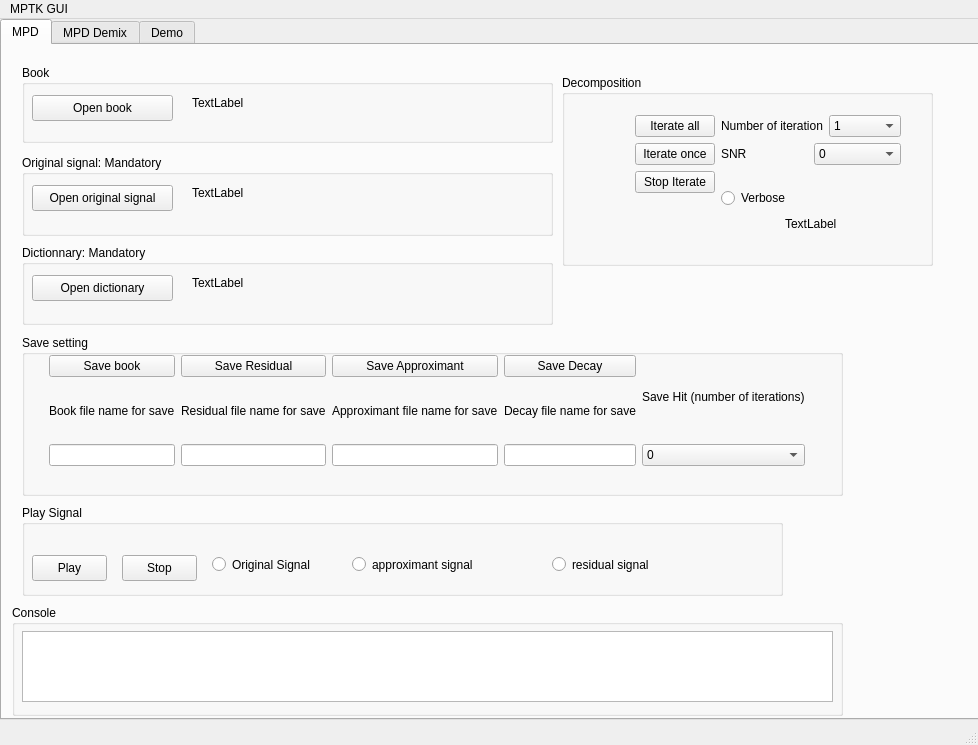
This is src/gui/Qt/presentation/MPTK_GUI_APP.ui in ltfat/fastmpwithmultigabor as Qt 5 draws it before an edit. The edited form follows.
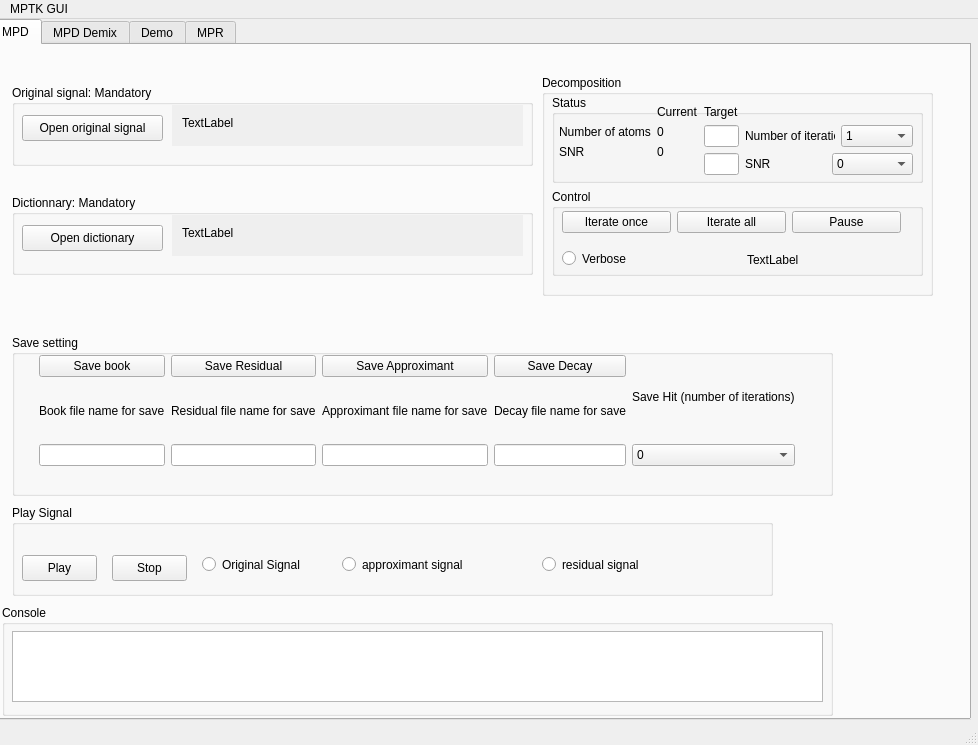
This is the edited form. Icons and pictures are not drawn.

The edit to the form file:
```diff
--- a/src/gui/Qt/presentation/MPTK_GUI_APP.ui
+++ b/src/gui/Qt/presentation/MPTK_GUI_APP.ui
@@ -17,7 +17,7 @@
    <widget class="QWidget" name="verticalLayout" >
     <property name="geometry" >
      <rect>
-      <x>0</x>
+      <x>-10</x>
       <y>0</y>
       <width>981</width>
       <height>701</height>
@@ -37,8 +37,8 @@
          <property name="geometry" >
           <rect>
            <x>20</x>
-           <y>110</y>
-           <width>531</width>
+           <y>40</y>
+           <width>521</width>
            <height>81</height>
           </rect>
          </property>
@@ -78,19 +78,19 @@
               <rect>
                <x>160</x>
                <y>20</y>
-               <width>361</width>
+               <width>351</width>
                <height>41</height>
               </rect>
              </property>
              <property name="autoFillBackground" >
-              <bool>false</bool>
+              <bool>true</bool>
              </property>
              <widget class="QLabel" name="labelOriginalSignal" >
               <property name="geometry" >
                <rect>
                 <x>10</x>
                 <y>10</y>
-                <width>351</width>
+                <width>341</width>
                 <height>16</height>
                </rect>
               </property>
@@ -107,8 +107,8 @@
          <property name="geometry" >
           <rect>
            <x>20</x>
-           <y>200</y>
-           <width>531</width>
+           <y>150</y>
+           <width>521</width>
            <height>80</height>
           </rect>
          </property>
@@ -148,19 +148,19 @@
               <rect>
                <x>160</x>
                <y>20</y>
-               <width>361</width>
+               <width>351</width>
                <height>41</height>
               </rect>
              </property>
              <property name="autoFillBackground" >
-              <bool>false</bool>
+              <bool>true</bool>
              </property>
              <widget class="QLabel" name="labelDict" >
               <property name="geometry" >
                <rect>
                 <x>10</x>
                 <y>10</y>
-                <width>351</width>
+                <width>331</width>
                 <height>16</height>
                </rect>
               </property>
@@ -173,77 +173,13 @@
           </item>
          </layout>
         </widget>
-        <widget class="QGroupBox" name="groupBox_4" >
-         <property name="geometry" >
-          <rect>
-           <x>20</x>
-           <y>20</y>
-           <width>531</width>
-           <height>78</height>
-          </rect>
-         </property>
-         <property name="title" >
-          <string>Book</string>
-         </property>
-         <widget class="QPushButton" name="btnOpenbook" >
-          <property name="geometry" >
-           <rect>
-            <x>10</x>
-            <y>30</y>
-            <width>141</width>
-            <height>26</height>
-           </rect>
-          </property>
-          <property name="toolTip" >
-           <string>open</string>
-          </property>
-          <property name="text" >
-           <string>Open book</string>
-          </property>
-          <property name="icon" >
-           <iconset resource="mptkgui.qrc" >:/resouces/open.xpm</iconset>
-          </property>
-          <property name="checkable" >
-           <bool>false</bool>
-          </property>
-          <property name="flat" >
-           <bool>false</bool>
-          </property>
-         </widget>
-         <widget class="QWidget" native="1" name="widget_3" >
-          <property name="geometry" >
-           <rect>
-            <x>160</x>
-            <y>20</y>
-            <width>361</width>
-            <height>41</height>
-           </rect>
-          </property>
-          <property name="autoFillBackground" >
-           <bool>false</bool>
-          </property>
-          <widget class="QLabel" name="labelBook" >
-           <property name="geometry" >
-            <rect>
-             <x>10</x>
-             <y>10</y>
-             <width>341</width>
-             <height>16</height>
-            </rect>
-           </property>
-           <property name="text" >
-            <string>TextLabel</string>
-           </property>
-          </widget>
-         </widget>
-        </widget>
         <widget class="QWidget" name="verticalLayout_5" >
          <property name="geometry" >
           <rect>
-           <x>560</x>
+           <x>550</x>
            <y>30</y>
-           <width>371</width>
-           <height>191</height>
+           <width>391</width>
+           <height>221</height>
           </rect>
          </property>
          <layout class="QVBoxLayout" >
@@ -255,10 +191,27 @@
             <widget class="QWidget" name="horizontalLayout_2" >
              <property name="geometry" >
               <rect>
-               <x>30</x>
-               <y>40</y>
-               <width>351</width>
-               <height>119</height>
+               <x>10</x>
+               <y>20</y>
+               <width>371</width>
+               <height>181</height>
+              </rect>
+             </property>
+             <layout class="QVBoxLayout" >
+              <item>
+               <layout class="QVBoxLayout" >
+                <item>
+                 <widget class="QGroupBox" name="groupBox_25" >
+                  <property name="title" >
+                   <string>Status</string>
+                  </property>
+                  <widget class="QWidget" name="horizontalLayout_7" >
+                   <property name="geometry" >
+                    <rect>
+                     <x>7</x>
+                     <y>10</y>
+                     <width>354</width>
+                     <height>82</height>
               </rect>
              </property>
              <layout class="QHBoxLayout" >
@@ -278,23 +231,26 @@
               <item>
                <layout class="QVBoxLayout" >
                 <item>
-                 <widget class="QPushButton" name="pushButtonIterateAll" >
+                       <widget class="QLabel" name="label_27" >
                   <property name="text" >
-                   <string>Iterate all</string>
-                  </property>
+                         <string/>
+                        </property>
+                        <property name="scaledContents" >
+                         <bool>true</bool>
+                        </property>
                  </widget>
                 </item>
                 <item>
-                 <widget class="QPushButton" name="pushButtonIterateOnce" >
+                       <widget class="QLabel" name="labelNumIter_2" >
                   <property name="text" >
-                   <string>Iterate once</string>
+                         <string>Number of atoms</string>
                   </property>
                  </widget>
                 </item>
                 <item>
-                 <widget class="QPushButton" name="pushButtonStopIterate" >
+                       <widget class="QLabel" name="labelSNR_2" >
                   <property name="text" >
-                   <string>Stop Iterate</string>
+                         <string>SNR</string>
                   </property>
                  </widget>
                 </item>
@@ -315,6 +271,103 @@
               </item>
               <item>
                <layout class="QVBoxLayout" >
+                      <item>
+                       <widget class="QLabel" name="label_19" >
+                        <property name="text" >
+                         <string>Current</string>
+                        </property>
+                        <property name="scaledContents" >
+                         <bool>true</bool>
+                        </property>
+                       </widget>
+                      </item>
+                      <item>
+                       <widget class="QLabel" name="labelNumIter" >
+                        <property name="text" >
+                         <string>0</string>
+                        </property>
+                       </widget>
+                      </item>
+                      <item>
+                       <widget class="QLabel" name="labelSNR" >
+                        <property name="text" >
+                         <string>0</string>
+                        </property>
+                       </widget>
+                      </item>
+                      <item>
+                       <spacer>
+                        <property name="orientation" >
+                         <enum>Qt::Vertical</enum>
+                        </property>
+                        <property name="sizeHint" >
+                         <size>
+                          <width>20</width>
+                          <height>40</height>
+                         </size>
+                        </property>
+                       </spacer>
+                      </item>
+                     </layout>
+                    </item>
+                    <item>
+                     <layout class="QVBoxLayout" >
+                      <item>
+                       <widget class="QLabel" name="label_28" >
+                        <property name="text" >
+                         <string>Target</string>
+                        </property>
+                        <property name="scaledContents" >
+                         <bool>true</bool>
+                        </property>
+                       </widget>
+                      </item>
+                      <item>
+                       <widget class="QLineEdit" name="lineEditNumIter" />
+                      </item>
+                      <item>
+                       <widget class="QLineEdit" name="lineEditSNR" />
+                      </item>
+                      <item>
+                       <spacer>
+                        <property name="orientation" >
+                         <enum>Qt::Vertical</enum>
+                        </property>
+                        <property name="sizeHint" >
+                         <size>
+                          <width>20</width>
+                          <height>40</height>
+                         </size>
+                        </property>
+                       </spacer>
+                      </item>
+                      <item>
+                       <spacer>
+                        <property name="orientation" >
+                         <enum>Qt::Vertical</enum>
+                        </property>
+                        <property name="sizeHint" >
+                         <size>
+                          <width>20</width>
+                          <height>40</height>
+                         </size>
+                        </property>
+                       </spacer>
+                      </item>
+                     </layout>
+                    </item>
+                    <item>
+                     <layout class="QVBoxLayout" >
+                      <item>
+                       <widget class="QLabel" name="label_32" >
+                        <property name="text" >
+                         <string/>
+                        </property>
+                        <property name="scaledContents" >
+                         <bool>true</bool>
+                        </property>
+                       </widget>
+                      </item>
                 <item>
                  <layout class="QHBoxLayout" >
                   <item>
@@ -488,18 +541,89 @@
                   </property>
                  </spacer>
                 </item>
+                     </layout>
+                    </item>
                 <item>
+                     <spacer>
+                      <property name="orientation" >
+                       <enum>Qt::Horizontal</enum>
+                      </property>
+                      <property name="sizeHint" >
+                       <size>
+                        <width>40</width>
+                        <height>20</height>
+                       </size>
+                      </property>
+                     </spacer>
+                    </item>
+                   </layout>
+                  </widget>
+                 </widget>
+                </item>
+               </layout>
+              </item>
+              <item>
+               <layout class="QVBoxLayout" >
+                <item>
+                 <widget class="QGroupBox" name="groupBox_24" >
+                  <property name="title" >
+                   <string>Control</string>
+                  </property>
+                  <widget class="QWidget" name="horizontalLayout_6" >
+                   <property name="geometry" >
+                    <rect>
+                     <x>10</x>
+                     <y>20</y>
+                     <width>339</width>
+                     <height>26</height>
+                    </rect>
+                   </property>
                  <layout class="QHBoxLayout" >
                   <item>
+                     <widget class="QPushButton" name="pushButtonIterateOnce" >
+                      <property name="text" >
+                       <string>Iterate once</string>
+                      </property>
+                     </widget>
+                    </item>
+                    <item>
+                     <widget class="QPushButton" name="pushButtonIterateAll" >
+                      <property name="text" >
+                       <string>Iterate all</string>
+                      </property>
+                     </widget>
+                    </item>
+                    <item>
+                     <widget class="QPushButton" name="pushButtonStopIterate" >
+                      <property name="text" >
+                       <string>Pause</string>
+                      </property>
+                     </widget>
+                    </item>
+                   </layout>
+                  </widget>
                    <widget class="QRadioButton" name="radioButtonVerbose" >
+                   <property name="geometry" >
+                    <rect>
+                     <x>10</x>
+                     <y>60</y>
+                     <width>162</width>
+                     <height>19</height>
+                    </rect>
+                   </property>
                     <property name="text" >
                      <string>Verbose</string>
                     </property>
                    </widget>
-                  </item>
-                 </layout>
-                </item>
-                <item>
+                  <widget class="QWidget" name="layoutWidget_12" >
+                   <property name="geometry" >
+                    <rect>
+                     <x>90</x>
+                     <y>60</y>
+                     <width>261</width>
+                     <height>22</height>
+                    </rect>
+                   </property>
                  <layout class="QHBoxLayout" >
                   <item>
                    <spacer>
@@ -535,22 +659,11 @@
                    </spacer>
                   </item>
                  </layout>
+                  </widget>
+                 </widget>
                 </item>
                </layout>
               </item>
-              <item>
-               <spacer>
-                <property name="orientation" >
-                 <enum>Qt::Horizontal</enum>
-                </property>
-                <property name="sizeHint" >
-                 <size>
-                  <width>40</width>
-                  <height>20</height>
-                 </size>
-                </property>
-               </spacer>
-              </item>
              </layout>
             </widget>
            </widget>
@@ -2845,6 +2958,75 @@
          </widget>
         </widget>
        </widget>
+       <widget class="QWidget" name="tab_2" >
+        <attribute name="title" >
+         <string>MPR</string>
+        </attribute>
+        <widget class="QGroupBox" name="groupBox_4" >
+         <property name="geometry" >
+          <rect>
+           <x>30</x>
+           <y>30</y>
+           <width>521</width>
+           <height>78</height>
+          </rect>
+         </property>
+         <property name="title" >
+          <string>Book</string>
+         </property>
+         <widget class="QPushButton" name="btnOpenbook" >
+          <property name="geometry" >
+           <rect>
+            <x>10</x>
+            <y>30</y>
+            <width>141</width>
+            <height>26</height>
+           </rect>
+          </property>
+          <property name="toolTip" >
+           <string>open</string>
+          </property>
+          <property name="text" >
+           <string>Open book</string>
+          </property>
+          <property name="icon" >
+           <iconset resource="mptkgui.qrc" >:/resouces/open.xpm</iconset>
+          </property>
+          <property name="checkable" >
+           <bool>false</bool>
+          </property>
+          <property name="flat" >
+           <bool>false</bool>
+          </property>
+         </widget>
+         <widget class="QWidget" native="1" name="widget_3" >
+          <property name="geometry" >
+           <rect>
+            <x>160</x>
+            <y>20</y>
+            <width>351</width>
+            <height>41</height>
+           </rect>
+          </property>
+          <property name="autoFillBackground" >
+           <bool>false</bool>
+          </property>
+          <widget class="QLabel" name="labelBook" >
+           <property name="geometry" >
+            <rect>
+             <x>10</x>
+             <y>10</y>
+             <width>341</width>
+             <height>16</height>
+            </rect>
+           </property>
+           <property name="text" >
+            <string>TextLabel</string>
+           </property>
+          </widget>
+         </widget>
+        </widget>
+       </widget>
       </widget>
      </item>
     </layout>
```
Left out of the diff: 30 changed lines with no effect on the pictures. Lines whose indentation alone changed are shown as unchanged.
